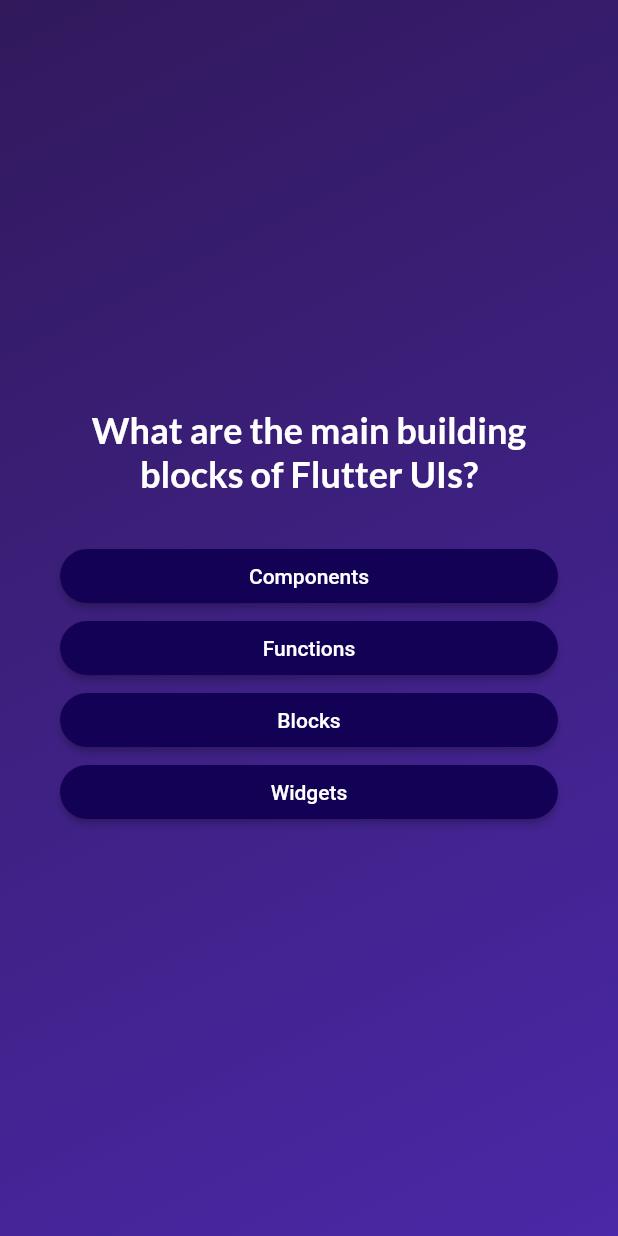
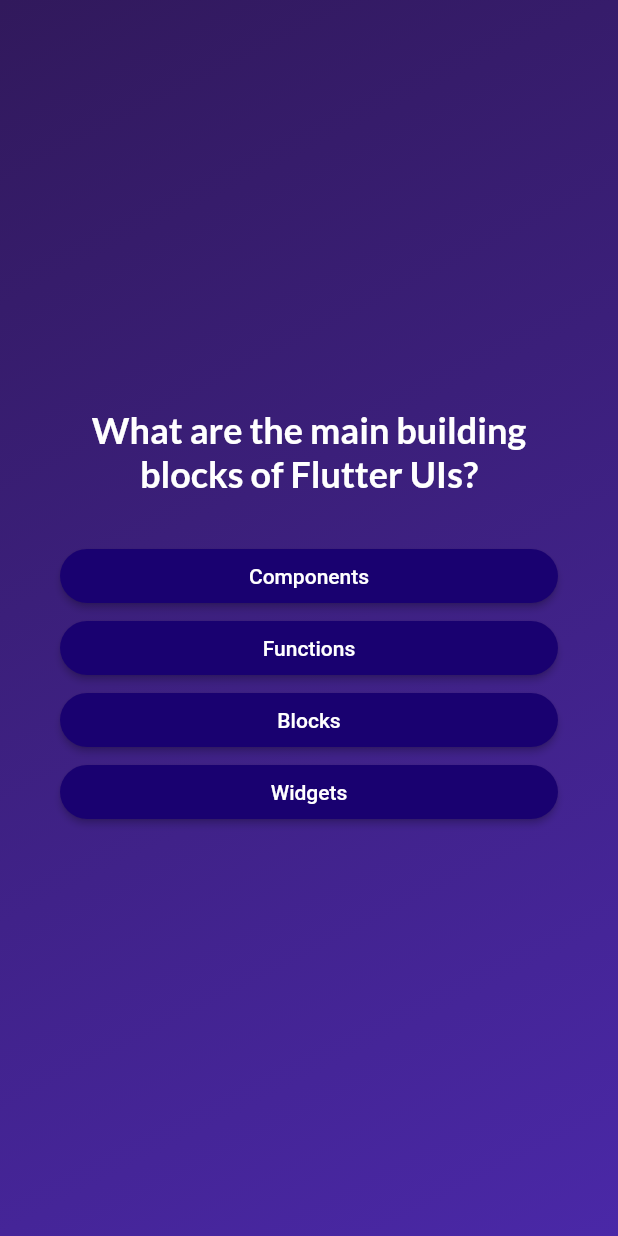
Before and after one commit to satyajeetmanu/quiz_app, a Flutter app: the screen it shows after launch, after a tap on "Start Quiz", on a phone screen of 412 x 824 dp. Run offline on Flutter 3.47's test engine with Material 2 defaults, Android fonts, the phone set to English and light mode, and no system bars; our stand-ins replace google_fonts.

Commit message:
brushed up with font size and style modifications

```diff
--- a/lib/answer_button.dart
+++ b/lib/answer_button.dart
@@ -9,7 +9,7 @@ class AnswerButton extends StatelessWidget {
   Widget build(BuildContext context) {
     return ElevatedButton(
       style: ElevatedButton.styleFrom(
-          backgroundColor: const Color.fromARGB(255, 19, 1, 86),
+          backgroundColor: const Color.fromARGB(255, 25, 1, 112),
           foregroundColor: Colors.white,
           padding: const EdgeInsets.symmetric(horizontal: 40, vertical: 10),
           shape: RoundedRectangleBorder(
--- a/lib/start_screen.dart
+++ b/lib/start_screen.dart
@@ -20,7 +20,7 @@ class StartScreen extends StatelessWidget {
             height: 80,
           ),
           Text(
-            'Learn Flutter the fun way!',
+            'Learn about Ayushman in a fun way!',
             style: GoogleFonts.lato(
               color: Colors.white,
               fontSize: 20,
@@ -30,6 +30,9 @@ class StartScreen extends StatelessWidget {
             height: 30,
           ),
           OutlinedButton.icon(
+            style: OutlinedButton.styleFrom(
+              backgroundColor: Color.fromARGB(255, 25, 1, 112),
+            ),
             label: const Text(
               'Start Quiz',
               style: TextStyle(
--- a/notes.txt
+++ b/notes.txt
@@ -19,3 +19,9 @@
     function will be called for each 'item' in the list.
 > ...   -> this operator is used to 'spread' the list. Pulls the items out of the list and places them as comma
     sparated values.
+
+
+> We can also pass functions from one widget to another, in order to invoke the fucntion of a different widget.
+
+> We can render content conditionally, by setting different UI states for different conditions. We can use
+    a widget as a state value and change it to different widgets based on the conditions.
```
Also changed, not shown: lib/questions_summary.dart (+4 -4 lines), lib/result_screen.dart (+9 -3 lines).
